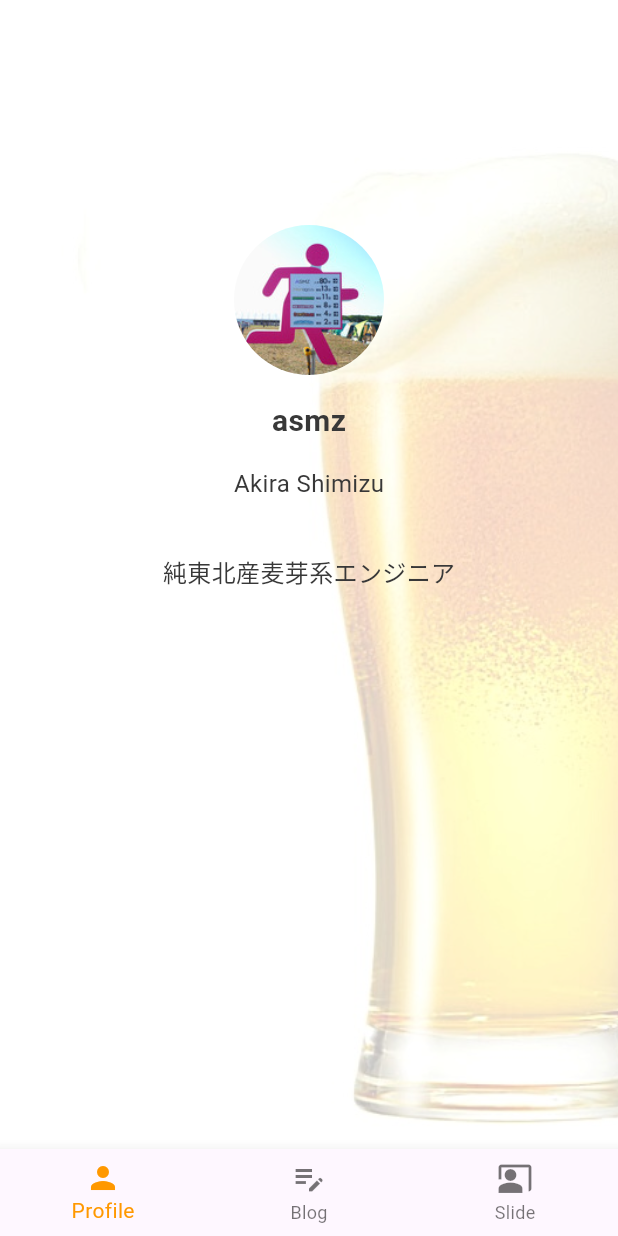
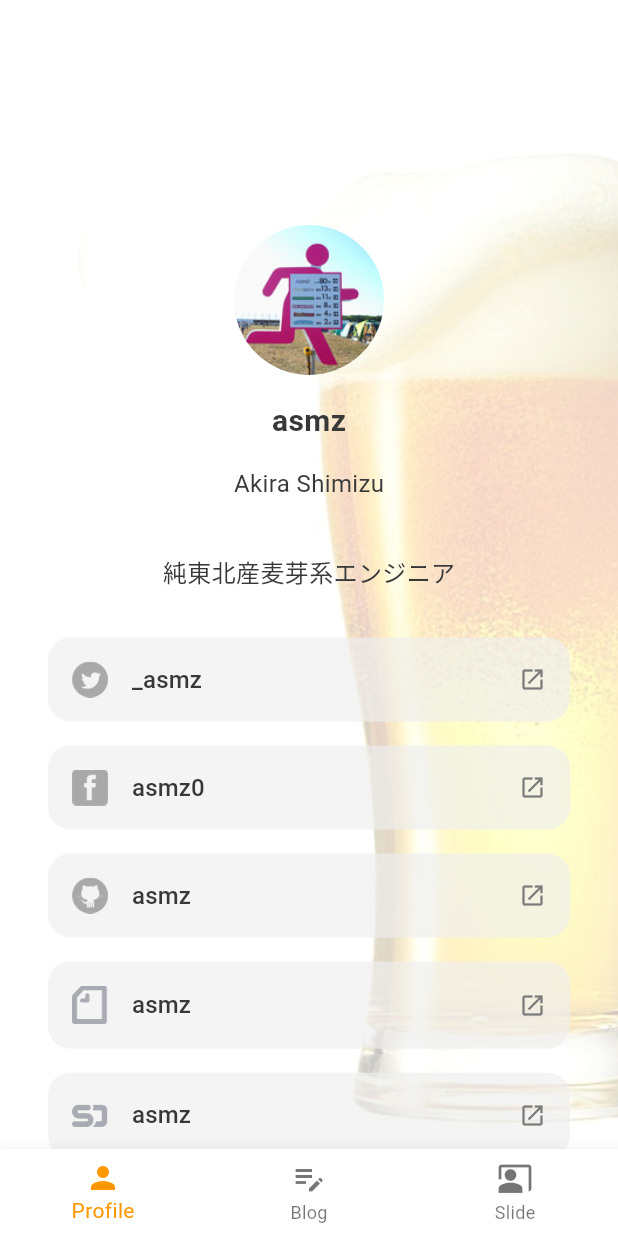
Before and after one commit to asmz/portfolio-app-flutter, a Flutter app: the screen it shows after launch, on a phone screen of 412 x 824 dp. Run offline on Flutter 3.47's test engine with Material 3 defaults, Android fonts, the phone set to English and light mode, and no system bars; our stand-ins replace freezed_annotation.

Commit message:
feat: Profile画面実装

```diff
--- /dev/null
+++ b/lib/models/account.dart
@@ -0,0 +1,41 @@
+import 'package:freezed_annotation/freezed_annotation.dart';
+
+part 'account.freezed.dart';
+part 'account.g.dart';
+
+@freezed
+abstract class Account with _$Account {
+  const Account._();
+
+  const factory Account({
+    required String service,
+    required String name,
+    required String url,
+  }) = _Account;
+
+  factory Account.fromJson(Map<String, dynamic> json) =>
+      _$AccountFromJson(json);
+
+  static List<Account> getAccountList() {
+    return [
+      Account(service: 'twitter', name: '_asmz', url: 'https://x.com/_asmz'),
+      Account(
+        service: 'facebook',
+        name: 'asmz0',
+        url: 'https://facebook.com/asmz0',
+      ),
+      Account(service: 'github', name: 'asmz', url: 'https://github.com/asmz'),
+      Account(service: 'note', name: 'asmz', url: 'https://note.com/asmz'),
+      Account(
+        service: 'speakerdeck',
+        name: 'asmz',
+        url: 'https://speakerdeck.com/asmz',
+      ),
+      Account(
+        service: 'hatenablog',
+        name: 'asmz0',
+        url: 'https://asmz.hatenablog.jp/',
+      ),
+    ];
+  }
+}
--- a/lib/ui/main_tab_view.dart
+++ b/lib/ui/main_tab_view.dart
@@ -22,6 +22,7 @@ class MainTabViewState extends State<MainTabView> {
     return DefaultTabController(
       length: 3,
       child: Scaffold(
+        backgroundColor: Colors.white,
         body: SafeArea(child: _pages.elementAt(_selectedIndex)),
         bottomNavigationBar: BottomNavigationBar(
           items: [
@@ -35,6 +36,7 @@ class MainTabViewState extends State<MainTabView> {
           type: BottomNavigationBarType.fixed,
           currentIndex: _selectedIndex,
           selectedItemColor: AppColor.accent,
+          backgroundColor: Colors.white,
           onTap: _onItemTapped,
         ),
       ),
--- a/lib/ui/profile/profile_page.dart
+++ b/lib/ui/profile/profile_page.dart
@@ -1,4 +1,5 @@
 import 'package:flutter/material.dart';
+import 'package:portfolio_app_flutter/ui/profile/widgets/account_list.dart';
 import 'package:portfolio_app_flutter/ui/profile/widgets/nameplate.dart';
 
 class ProfilePage extends StatelessWidget {
@@ -14,7 +15,9 @@ class ProfilePage extends StatelessWidget {
           fit: BoxFit.cover,
         ),
       ),
-      child: SingleChildScrollView(child: Column(children: [Nameplate()])),
+      child: SingleChildScrollView(
+        child: Column(spacing: 32, children: [Nameplate(), AccountList()]),
+      ),
     );
   }
 }
--- /dev/null
+++ b/lib/ui/profile/widgets/account_item.dart
@@ -0,0 +1,50 @@
+import 'package:flutter/material.dart';
+import 'package:url_launcher/url_launcher.dart';
+import 'package:portfolio_app_flutter/constants/color.dart';
+import 'package:portfolio_app_flutter/models/account.dart';
+
+class AccountItem extends StatelessWidget {
+  const AccountItem({super.key, required this.account});
+
+  final Account account;
+
+  void onPressed() async {
+    var url = Uri.parse(account.url);
+    if (await canLaunchUrl(url)) {
+      await launchUrl(url);
+    } else {
+      throw 'Could not launch $url';
+    }
+  }
+
+  @override
+  Widget build(BuildContext context) {
+    return TextButton(
+      style: TextButton.styleFrom(
+        backgroundColor: AppColor.blurGray,
+        shape: RoundedRectangleBorder(borderRadius: BorderRadius.circular(15)),
+        padding: EdgeInsets.zero,
+      ),
+      onPressed: onPressed,
+      child: Padding(
+        padding: EdgeInsets.all(16),
+        child: Row(
+          spacing: 16,
+          children: [
+            Image.asset("assets/${account.service}.png", width: 24),
+            Text(
+              account.name,
+              style: TextStyle(fontSize: 16, color: AppColor.text),
+            ),
+            Expanded(
+              child: Container(
+                alignment: Alignment.centerRight,
+                child: Icon(Icons.open_in_new, color: AppColor.subText),
+              ),
+            ),
+          ],
+        ),
+      ),
+    );
+  }
+}
--- /dev/null
+++ b/lib/ui/profile/widgets/account_list.dart
@@ -0,0 +1,21 @@
+import 'package:flutter/material.dart';
+import 'package:portfolio_app_flutter/models/account.dart';
+import 'package:portfolio_app_flutter/ui/profile/widgets/account_item.dart';
+
+class AccountList extends StatelessWidget {
+  const AccountList({super.key});
+
+  @override
+  Widget build(BuildContext context) {
+    return Padding(
+      padding: EdgeInsets.only(left: 32, right: 32, bottom: 30),
+      child: Column(
+        spacing: 16,
+        children: [
+          for (final account in Account.getAccountList())
+            AccountItem(account: account),
+        ],
+      ),
+    );
+  }
+}
--- a/pubspec.yaml
+++ b/pubspec.yaml
@@ -9,11 +9,16 @@ environment:
 dependencies:
   flutter:
     sdk: flutter
+  freezed_annotation: ^3.0.0
+  url_launcher: ^6.3.1
 
 dev_dependencies:
   flutter_test:
     sdk: flutter
   flutter_lints: ^5.0.0
+  build_runner: ^2.4.15
+  freezed: ^3.0.2
+  json_serializable: ^6.9.4
 
 flutter:
   uses-material-design: true
```
Also changed, not shown: lib/models/account.freezed.dart (added), lib/models/account.g.dart (added), pubspec.lock, 8 other files.
